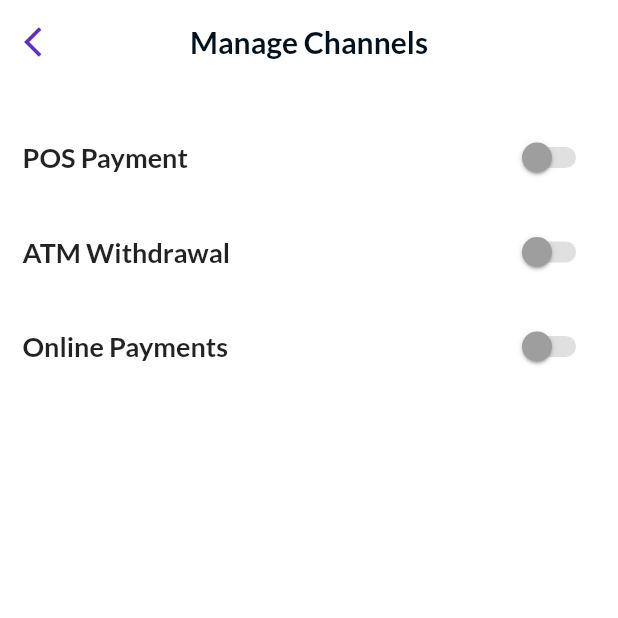
After one commit to iniisking/Carbon-Bank-App-Clone, a Flutter app: the ManageChannels screen opened directly, on a phone screen of 412 x 824 dp, the top half of it. The commit adds this screen. Run offline on Flutter 3.47's test engine with Material 2 defaults, Android fonts, the phone set to English and light mode, and no system bars; our stand-ins replace local_auth, smooth_page_indicator.

Commit message:
Finished up the manage card channels screen

```diff
--- a/lib/pages/homepage.dart
+++ b/lib/pages/homepage.dart
@@ -38,7 +38,7 @@ class _HomePageState extends State<HomePage> {
                 //circular avatar
 
                 CircleAvatar(
-                  backgroundImage: AssetImage("assets/luffy.png"),
+                  backgroundImage: AssetImage("assets/Ini.jpg"),
                 ),
 
                 SizedBox(width: 10),
@@ -46,7 +46,7 @@ class _HomePageState extends State<HomePage> {
                 //text
 
                 Text(
-                  "Hi, Luffy",
+                  "Hello, Ini",
                   style: TextStyle(
                       fontSize: 20,
                       color: Colors.black,
--- /dev/null
+++ b/lib/pages/manage_channels.dart
@@ -0,0 +1,130 @@
+// ignore_for_file: prefer_const_constructors, prefer_const_literals_to_create_immutables
+
+import 'package:flutter/material.dart';
+
+class ManageChannels extends StatefulWidget {
+  const ManageChannels({super.key});
+
+  @override
+  State<ManageChannels> createState() => _ManageChannelsState();
+}
+
+class _ManageChannelsState extends State<ManageChannels> {
+  bool posIsOn = false;
+  bool atmIsOn = false;
+  bool onlinePaymentIsOn = false;
+  @override
+  Widget build(BuildContext context) {
+    return Scaffold(
+      backgroundColor: Colors.white,
+      appBar: AppBar(
+        centerTitle: true,
+        backgroundColor: Colors.white,
+        elevation: 0,
+        leading: IconButton(
+          onPressed: () {
+            Navigator.pop(context);
+          },
+          // ignore: prefer_const_constructors
+          icon: Icon(
+            Icons.arrow_back_ios,
+            color: Color(0xFF5D2ECE),
+          ),
+          //replace with our own icon data.
+        ),
+        // ignore: prefer_const_constructors
+        title: Text(
+          'Manage Channels',
+          // ignore: prefer_const_constructors
+          style: TextStyle(
+            fontSize: 20,
+            color: Color.fromARGB(255, 1, 17, 30),
+            fontWeight: FontWeight.w700,
+          ),
+        ),
+      ),
+      body: Padding(
+        padding: const EdgeInsets.symmetric(horizontal: 15.0, vertical: 25),
+        child: Column(children: [
+          Row(
+            mainAxisAlignment: MainAxisAlignment.spaceBetween,
+            children: [
+              //POS payment button
+              Text(
+                "POS Payment",
+                style: TextStyle(
+                  fontSize: 18,
+                  fontWeight: FontWeight.bold,
+                ),
+              ),
+              Switch(
+                  inactiveThumbColor: Colors.grey,
+                  inactiveTrackColor: Colors.grey[300],
+                  activeColor: Color(0xFF5D2ECE),
+                  value: posIsOn,
+                  onChanged: (bool value) {
+                    setState(() {
+                      posIsOn = value;
+                    });
+                  })
+            ],
+          ),
+          SizedBox(
+            height: 15,
+          ),
+
+          //ATM withdrawal button
+          Row(
+            mainAxisAlignment: MainAxisAlignment.spaceBetween,
+            children: [
+              Text(
+                "ATM Withdrawal",
+                style: TextStyle(
+                  fontSize: 18,
+                  fontWeight: FontWeight.bold,
+                ),
+              ),
+              Switch(
+                  inactiveThumbColor: Colors.grey,
+                  inactiveTrackColor: Colors.grey[300],
+                  activeColor: Color(0xFF5D2ECE),
+                  value: atmIsOn,
+                  onChanged: (bool value) {
+                    setState(() {
+                      atmIsOn = value;
+                    });
+                  })
+            ],
+          ),
+          SizedBox(
+            height: 15,
+          ),
+
+          //Online payments button
+          Row(
+            mainAxisAlignment: MainAxisAlignment.spaceBetween,
+            children: [
+              Text(
+                "Online Payments",
+                style: TextStyle(
+                  fontSize: 18,
+                  fontWeight: FontWeight.bold,
+                ),
+              ),
+              Switch(
+                  inactiveThumbColor: Colors.grey,
+                  inactiveTrackColor: Colors.grey[300],
+                  activeColor: Color(0xFF5D2ECE),
+                  value: onlinePaymentIsOn,
+                  onChanged: (bool value) {
+                    setState(() {
+                      onlinePaymentIsOn = value;
+                    });
+                  })
+            ],
+          ),
+        ]),
+      ),
+    );
+  }
+}
--- a/lib/pages/manage_physical_card.dart
+++ b/lib/pages/manage_physical_card.dart
@@ -2,6 +2,8 @@
 
 import 'package:carbonbankapp/pages/card_pin_page.dart';
 import 'package:flutter/material.dart';
+
+import 'manage_channels.dart';
 
 class ManagePhysicalCard extends StatefulWidget {
   const ManagePhysicalCard({super.key});
@@ -32,7 +34,7 @@ class _ManagePhysicalCardState extends State<ManagePhysicalCard> {
         ),
         // ignore: prefer_const_constructors
         title: Text(
-          'Block Card',
+          'Manage Card',
           // ignore: prefer_const_constructors
           style: TextStyle(
             fontSize: 20,
@@ -193,7 +195,16 @@ class _ManagePhysicalCardState extends State<ManagePhysicalCard> {
                   height: 30,
                 ),
                 //  Manage card button
-                Row(
+                GestureDetector(
+                  onTap: () {
+                    Navigator.push(
+                      context,
+                      MaterialPageRoute(
+                        builder: ((context) => const ManageChannels()),
+                      ),
+                    );
+                  },
+                  child: Row(
                     mainAxisAlignment: MainAxisAlignment.spaceBetween,
                     children: [
                       Row(
@@ -254,6 +265,7 @@ class _ManagePhysicalCardState extends State<ManagePhysicalCard> {
                       ),
                     ],
                   ),
+                ),
               ],
             ),
           ),
```
Also changed, not shown: assets/Ini.jpg (added). Lines whose indentation alone changed are shown as unchanged.
